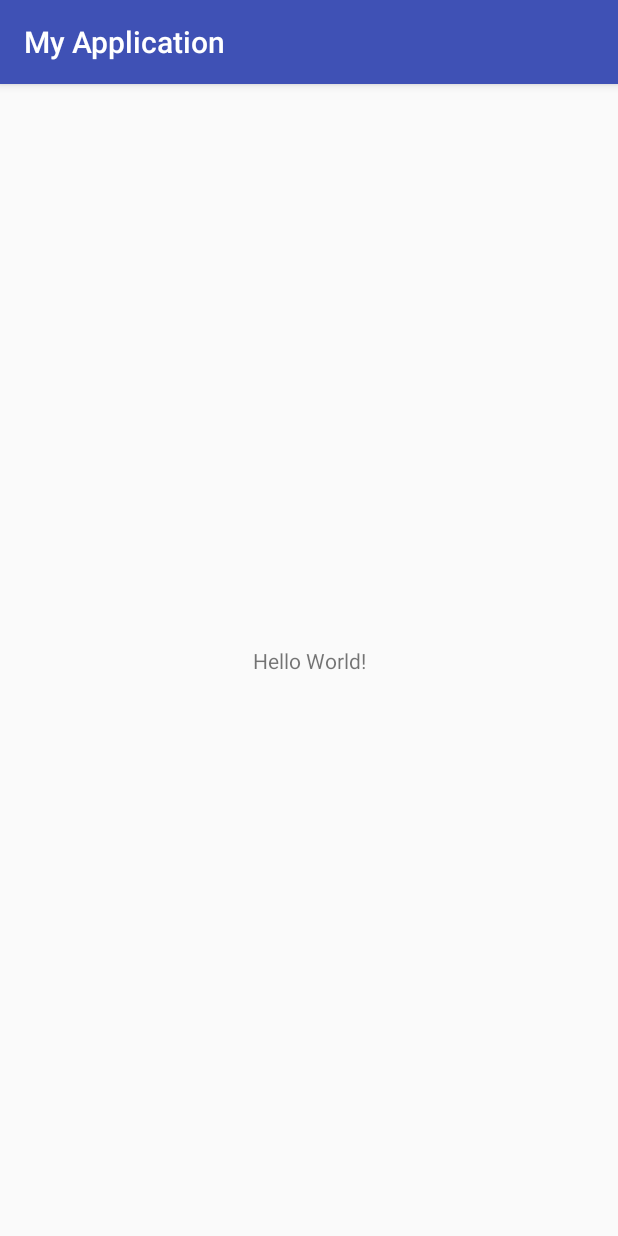
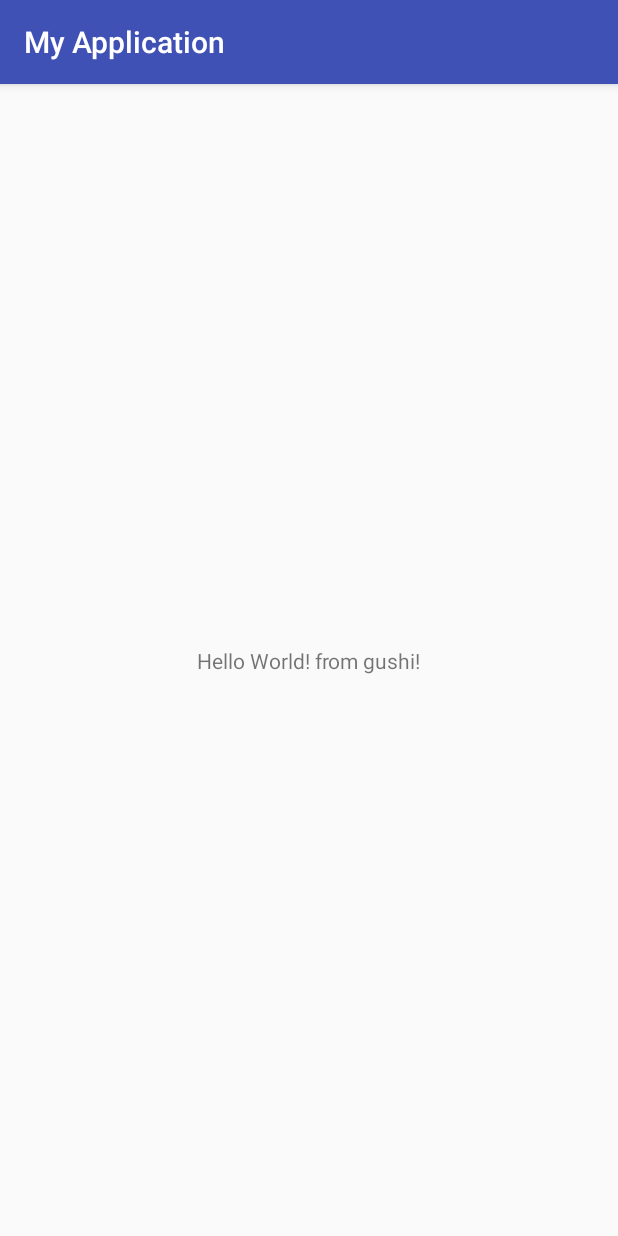
Before and after one commit to piao50/android_ble, an Android app: the screen it shows after launch (MainActivity), on a phone screen of 412 x 824 dp. Run offline under Robolectric (Android 15) with nearby library versions, the phone set to English and light mode, and no system bars.

Commit message:
Update activity_main.xml

```diff
--- a/app/src/main/res/layout/activity_main.xml
+++ b/app/src/main/res/layout/activity_main.xml
@@ -9,7 +9,7 @@
     <TextView
         android:layout_width="wrap_content"
         android:layout_height="wrap_content"
-        android:text="Hello World!"
+        android:text="Hello World! from gushi!"
         app:layout_constraintBottom_toBottomOf="parent"
         app:layout_constraintLeft_toLeftOf="parent"
         app:layout_constraintRight_toRightOf="parent"
```
